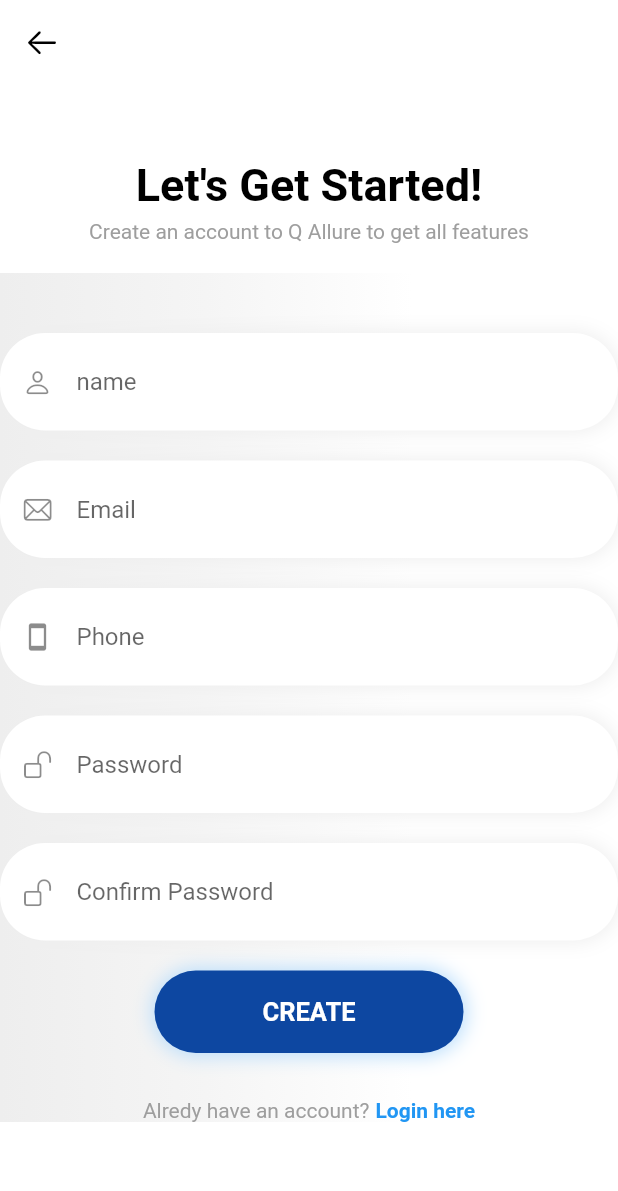
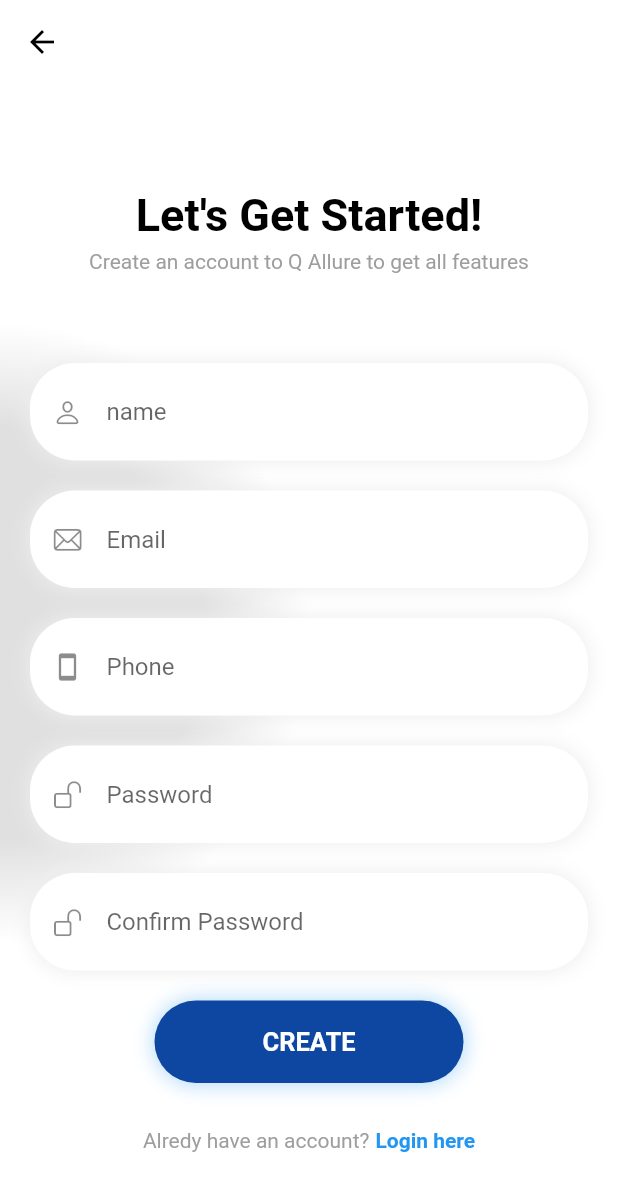
Before and after one commit to githubsobir/pdp_shared_preference, a Flutter app: the screen it shows after launch, after a tap on "Sign Up", on a phone screen of 412 x 824 dp. Shown: the top 1191 px of the screen. Run offline on Flutter 3.47's test engine with Material 2 defaults, Android fonts, the light colour scheme and no system bars; our stand-ins replace font_awesome_flutter.

Commit message:
my commit2

```diff
--- a/lib/pages/login_page.dart
+++ b/lib/pages/login_page.dart
@@ -110,7 +110,7 @@
                   Text(
                     "Forgot Password?",
                     style: TextStyle(
-                        fontSize: 12,
+                        fontSize: 13,
                         fontWeight: FontWeight.w400,
                         color: Colors.black),
                   )
--- a/lib/pages/sign_up.dart
+++ b/lib/pages/sign_up.dart
@@ -23,13 +23,29 @@
             Navigator.pushReplacementNamed(context, LoginPage.id);
           },
           child: Icon(
-            CupertinoIcons.arrow_left,
+            Icons.arrow_back,
             color: Colors.black,
           ),
         ),
       ),
-      body: Container(
+      body: SingleChildScrollView(
         child: Container(
+          decoration: BoxDecoration(
+            gradient: RadialGradient(
+              // begin: Alignment.centerLeft,
+              center: Alignment.centerLeft,
+              radius: 1/2,
+              colors: [
+
+                Colors.grey[300],
+                Colors.grey[300],
+                Colors.grey[300],
+                Colors.white,
+              ],
+            ),
+          ),
+          child: Container(
+            margin: EdgeInsets.all(20),
             width: MediaQuery.of(context).size.width,
 
             child: Column(
@@ -61,23 +77,6 @@
                   ],),),
 
 
-              Expanded(
-                  child:SingleChildScrollView(
-                    child: Container(
-
-                      decoration: BoxDecoration(
-                          gradient: LinearGradient(
-                              begin: Alignment.centerLeft,
-                              colors: [
-
-
-                                Colors.grey[200],
-                                Colors.grey[100],
-                                Colors.white,
-                                Colors.white,
-                              ])),
-                      child: Column(
-                        children: [
                 SizedBox(
                   height: 40,
                 ),
@@ -294,13 +293,9 @@
                       },
                     ),
                   ],
-                          )
+                ),
               ],
             ),
-                    ),
-                  )
-              ),
-            ],
           ),
         ),
       )
--- a/pubspec.yaml
+++ b/pubspec.yaml
@@ -13,6 +13,7 @@
   cupertino_icons: ^1.0.2
   shared_preferences: ^0.5.12+4
   font_awesome_flutter: ^8.11.0
+
 dev_dependencies:
   flutter_test:
     sdk: flutter
```
Lines whose indentation alone changed are shown as unchanged.
